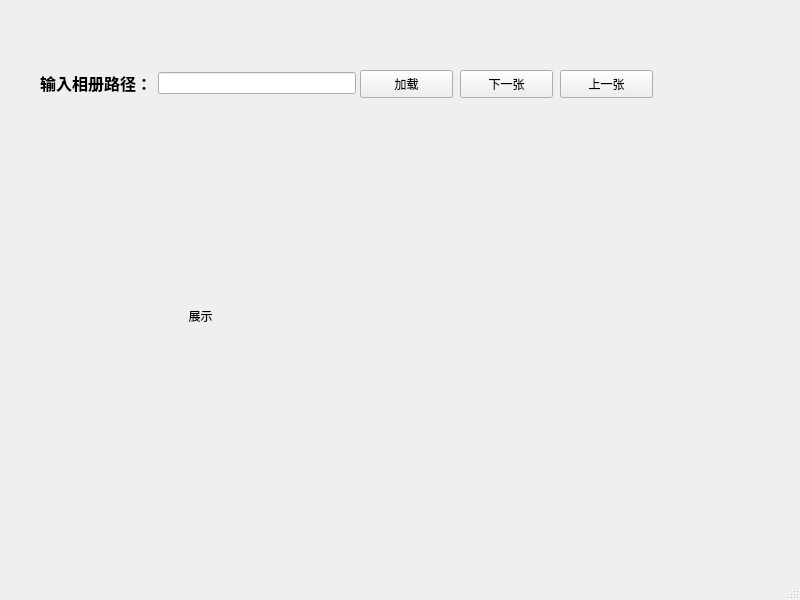
yangchengxin/qt_projects, file brotherImages_qt/mainwindow.ui: the form before one commit.
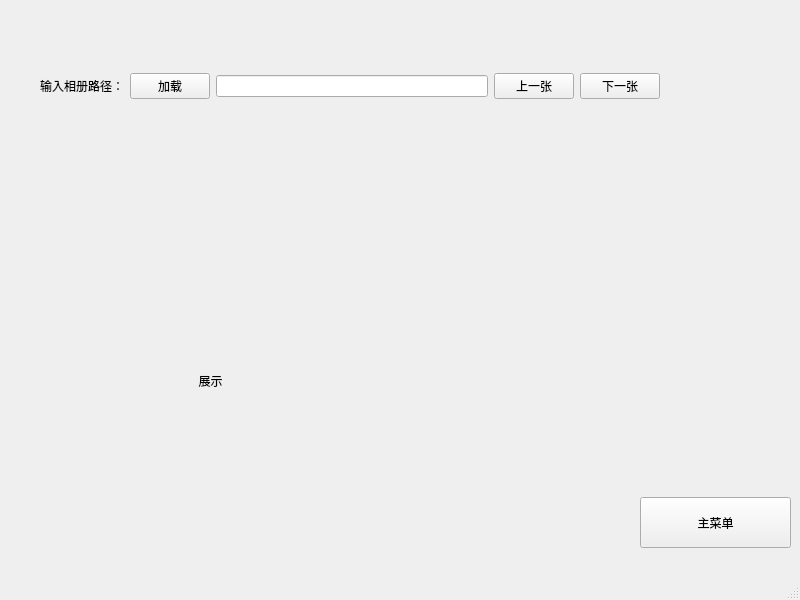
The form after the commit.

Commit message: 主菜单+ 查看相册功能

Diff of the .ui file:
```diff
--- a/brotherImages_qt/mainwindow.ui
+++ b/brotherImages_qt/mainwindow.ui
@@ -17,10 +17,10 @@
    <widget class="QLabel" name="showPhoto_label">
     <property name="geometry">
      <rect>
-      <x>30</x>
-      <y>130</y>
+      <x>40</x>
+      <y>220</y>
       <width>341</width>
-      <height>371</height>
+      <height>321</height>
      </rect>
     </property>
     <property name="styleSheet">
@@ -33,52 +33,21 @@
      <set>Qt::AlignCenter</set>
     </property>
    </widget>
-   <widget class="QPushButton" name="loadbotton">
+   <widget class="QPushButton" name="returnbotton">
     <property name="geometry">
      <rect>
-      <x>360</x>
-      <y>70</y>
-      <width>93</width>
-      <height>28</height>
+      <x>640</x>
+      <y>497</y>
+      <width>151</width>
+      <height>51</height>
      </rect>
     </property>
     <property name="styleSheet">
-     <string notr="true">rgb:(85, 0, 255)；</string>
+     <string notr="true">font: 16pt &quot;Microsoft YaHei UI&quot;;
+font: 9pt &quot;Microsoft YaHei UI&quot;;</string>
     </property>
     <property name="text">
-     <string>加载</string>
-    </property>
-   </widget>
-   <widget class="QPushButton" name="btn_prev">
-    <property name="geometry">
-     <rect>
-      <x>560</x>
-      <y>70</y>
-      <width>93</width>
-      <height>28</height>
-     </rect>
-    </property>
-    <property name="styleSheet">
-     <string notr="true">rgb:(85, 0, 255)；</string>
-    </property>
-    <property name="text">
-     <string>上一张</string>
-    </property>
-   </widget>
-   <widget class="QPushButton" name="btn_next">
-    <property name="geometry">
-     <rect>
-      <x>460</x>
-      <y>70</y>
-      <width>93</width>
-      <height>28</height>
-     </rect>
-    </property>
-    <property name="styleSheet">
-     <string notr="true">rgb:(85, 0, 255)；</string>
-    </property>
-    <property name="text">
-     <string>下一张</string>
+     <string>主菜单</string>
     </property>
    </widget>
    <widget class="QWidget" name="">
@@ -86,23 +55,62 @@
      <rect>
       <x>40</x>
       <y>70</y>
-      <width>316</width>
-      <height>27</height>
+      <width>620</width>
+      <height>32</height>
      </rect>
     </property>
-    <layout class="QHBoxLayout" name="horizontalLayout">
+    <layout class="QHBoxLayout" name="horizontalLayout_3">
      <item>
-      <widget class="QLabel" name="label">
-       <property name="text">
-        <string>&lt;html&gt;&lt;head/&gt;&lt;body&gt;&lt;p&gt;&lt;span style=&quot; font-size:12pt; font-weight:700;&quot;&gt;输入相册路径：&lt;/span&gt;&lt;/p&gt;&lt;/body&gt;&lt;/html&gt;</string>
-       </property>
-       <property name="alignment">
-        <set>Qt::AlignCenter</set>
-       </property>
-      </widget>
+      <layout class="QHBoxLayout" name="horizontalLayout">
+       <item>
+        <widget class="QLabel" name="label">
+         <property name="text">
+          <string>&lt;html&gt;&lt;head/&gt;&lt;body&gt;&lt;p&gt;输入相册路径：&lt;/p&gt;&lt;/body&gt;&lt;/html&gt;</string>
+         </property>
+         <property name="alignment">
+          <set>Qt::AlignCenter</set>
+         </property>
+        </widget>
+       </item>
+       <item>
+        <widget class="QPushButton" name="loadbotton">
+         <property name="styleSheet">
+          <string notr="true">rgb:(85, 0, 255)；
+font: 700 9pt &quot;Microsoft YaHei UI&quot;;</string>
+         </property>
+         <property name="text">
+          <string>加载</string>
+         </property>
+        </widget>
+       </item>
+       <item>
+        <widget class="QLineEdit" name="photopath_lineEdit"/>
+       </item>
+      </layout>
      </item>
      <item>
-      <widget class="QLineEdit" name="photopath_lineEdit"/>
+      <layout class="QHBoxLayout" name="horizontalLayout_2">
+       <item>
+        <widget class="QPushButton" name="btn_prev">
+         <property name="styleSheet">
+          <string notr="true">rgb:(85, 0, 255)；</string>
+         </property>
+         <property name="text">
+          <string>上一张</string>
+         </property>
+        </widget>
+       </item>
+       <item>
+        <widget class="QPushButton" name="btn_next">
+         <property name="styleSheet">
+          <string notr="true">rgb:(85, 0, 255)；</string>
+         </property>
+         <property name="text">
+          <string>下一张</string>
+         </property>
+        </widget>
+       </item>
+      </layout>
      </item>
     </layout>
    </widget>
```
The commit also changes 7 other files.
